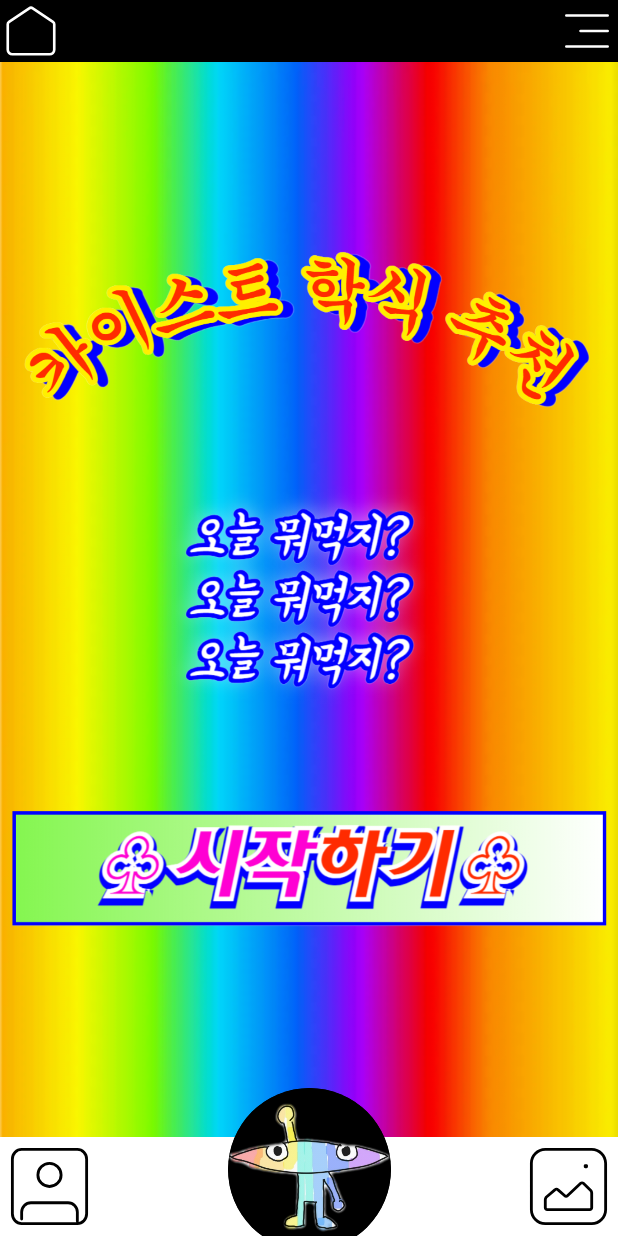
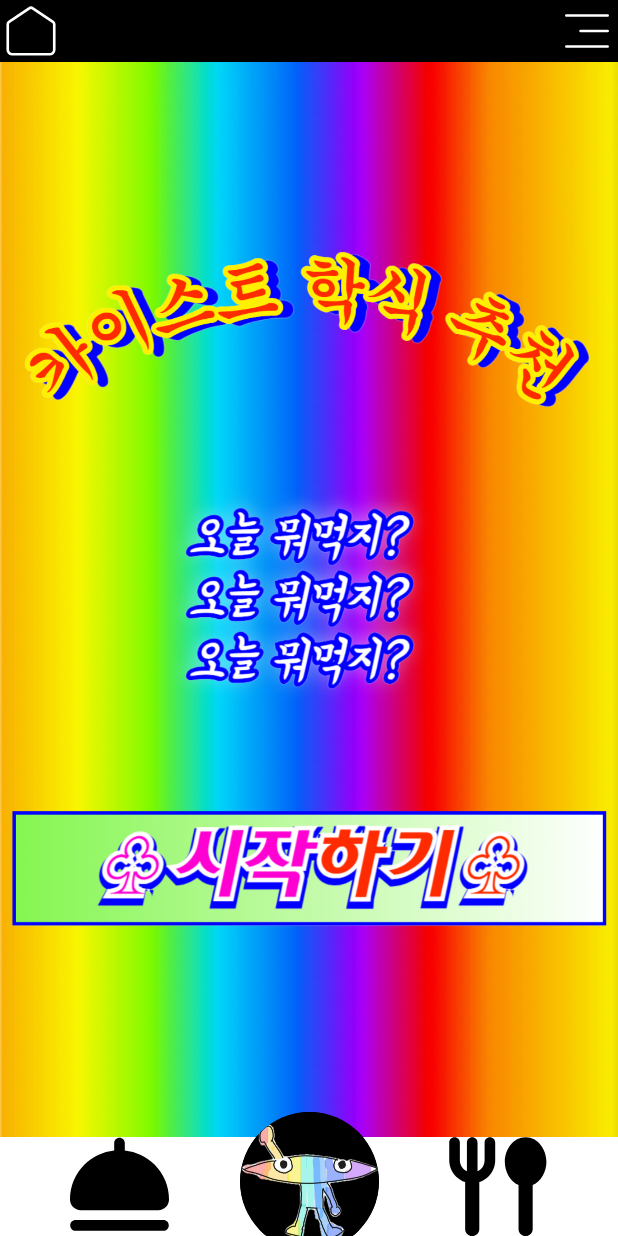
Before and after one commit to Blueapple031/madcamp1week, an Android app: the screen it shows after launch (FrameActivity), after a tap on an icon or button, on a phone screen of 412 x 824 dp. Run offline under Robolectric (Android 15) with nearby library versions, the phone set to English and light mode, and no system bars; 1 statement that could not run was skipped; 1 other tap on this screen came first.

Commit message:
20241231

```diff
--- a/app/src/main/AndroidManifest.xml
+++ b/app/src/main/AndroidManifest.xml
@@ -17,7 +17,7 @@
         tools:targetApi="31">
         <meta-data
             android:name="com.google.android.geo.API_KEY"
-            android:value="AIzaSyD9dxzipoI0g5kwZo-ErfMYcMfxryJP1Ys"/>
+            android:value="AIzaSyAbLGZNTTl8hwDSV8KpHnrUqu_PAUI9OFc"/>
         <activity
             android:name="com.example.myapplication1.FrameActivity"
             android:exported="true">
--- a/app/src/main/assets/menus.json
+++ b/app/src/main/assets/menus.json
@@ -15,7 +15,7 @@
     "menu": "뚝배기 닭갈비 덮밥",
     "location": "카이마루",
     "restaurant": "별리달리",
-    "scores": [2, 3, -1, 5, 3, 5, 4, -4]
+    "scores": [2, 0, -1, 5, 3, 5, 3, -2]
   },
   {
     "menu": "김치찌개 + 공기밥",
--- a/app/src/main/java/com/example/myapplication1/FrameActivity.java
+++ b/app/src/main/java/com/example/myapplication1/FrameActivity.java
@@ -5,6 +5,8 @@ import android.os.Bundle;
 import android.view.View;
 import android.widget.ImageButton;
 import android.widget.FrameLayout;
+import android.widget.Toast;
+import androidx.appcompat.widget.PopupMenu;
 import androidx.fragment.app.Fragment;
 
 import androidx.appcompat.app.AppCompatActivity;
@@ -30,20 +32,14 @@ public class FrameActivity extends AppCompatActivity{
             replaceFragment(new MapFragment());
         }
 
-    //Home 버튼 클릭 시 HomeActivity로 이동
+    //Home 버튼 클릭 시 mapActivity로 이동
         btnHome.setOnClickListener(new View.OnClickListener() {
             @Override
             public void onClick(View v) {
                 replaceFragment(new MapFragment());
             }
         });
-//        btnMenu.setOnClickListener(new View.OnClickListener() {
-//            @Override
-//            public void onClick(View v) {
-//                Intent intent = new Intent(FrameActivity.this, HomeActivity.class); //Menu 만들면서 넣어야 함!!
-//                startActivity(intent);
-//            }
-//        });
+        btnMenu.setOnClickListener(view -> showPopupMenu(view));
         btnnubzukki.setOnClickListener(new View.OnClickListener() {
             @Override
             public void onClick(View v) {
@@ -60,13 +56,12 @@ public class FrameActivity extends AppCompatActivity{
                 transaction.commit();
             }
         });
-//        btnContacts.setOnClickListener(new View.OnClickListener() {
-//            @Override
-//            public void onClick(View v) {
-//                Intent intent = new Intent(FrameActivity.this, ContactsActivity.class);
-//                startActivity(intent);
-//            }
-//        });
+        btnContacts.setOnClickListener(new View.OnClickListener() {
+            @Override
+            public void onClick(View v) {
+                replaceFragment(new ContactsFragment());
+            }
+        });
 //        btnGallery.setOnClickListener(new View.OnClickListener() {
 //            @Override
 //            public void onClick(View v) {
@@ -83,4 +78,27 @@ public class FrameActivity extends AppCompatActivity{
                 .addToBackStack(null) // 뒤로 가기 기능 지원
                 .commit();
     }
+
+    private void showPopupMenu(View view) {
+        // PopupMenu 생성
+        PopupMenu popupMenu = new PopupMenu(this, view);
+        popupMenu.getMenuInflater().inflate(R.menu.menu_main, popupMenu.getMenu());
+
+        // 메뉴 클릭 이벤트 처리
+//        popupMenu.setOnMenuItemClickListener(menuItem -> {
+//            switch (menuItem.getItemId()) {
+//                case R.id.action_one:
+//                    Toast.makeText(this, "Action 1 clicked", Toast.LENGTH_SHORT).show();
+//                    return true;
+//                case R.id.action_two:
+//                    Toast.makeText(this, "Action 2 clicked", Toast.LENGTH_SHORT).show();
+//                    return true;
+//                default:
+//                    return false;
+//            }
+//        });
+
+        // 메뉴 표시
+        popupMenu.show();
+    }
 }
--- /dev/null
+++ b/app/src/main/res/drawable/contacts.xml
@@ -0,0 +1,10 @@
+<vector xmlns:android="http://schemas.android.com/apk/res/android"
+    android:width="65dp"
+    android:height="65dp"
+    android:viewportWidth="65"
+    android:viewportHeight="65">
+  <path
+      android:pathData="M32.5,0.48C34.423,0.48 35.982,2.039 35.982,3.962V8.792C43.321,9.582 50.213,12.855 55.481,18.124C61.576,24.219 65,32.485 65,41.105C65,42.952 64.266,44.723 62.96,46.029C61.654,47.335 59.883,48.069 58.036,48.069H6.964C5.117,48.069 3.346,47.335 2.04,46.029C0.734,44.723 0,42.952 0,41.105C0,32.485 3.424,24.219 9.519,18.124C14.788,12.855 21.679,9.582 29.018,8.792V3.962C29.018,2.039 30.577,0.48 32.5,0.48ZM3.624,54.554C1.701,54.554 0.142,56.113 0.142,58.036C0.142,59.959 1.701,61.518 3.624,61.518H61.375C63.298,61.518 64.857,59.959 64.857,58.036C64.857,56.113 63.298,54.554 61.375,54.554H3.624Z"
+      android:fillColor="#000000"
+      android:fillType="evenOdd"/>
+</vector>
--- /dev/null
+++ b/app/src/main/res/drawable/gallery.xml
@@ -0,0 +1,14 @@
+<vector xmlns:android="http://schemas.android.com/apk/res/android"
+    android:width="65dp"
+    android:height="65dp"
+    android:viewportWidth="65"
+    android:viewportHeight="65">
+  <group>
+    <clip-path
+        android:pathData="M0,0h65v65h-65z"/>
+    <path
+        android:pathData="M3.643,0.112C5.566,0.112 7.125,1.671 7.125,3.594V15.201C7.125,17.356 7.981,19.423 9.505,20.946C10.169,21.61 10.936,22.147 11.768,22.542V3.594C11.768,1.671 13.327,0.112 15.25,0.112C17.173,0.112 18.732,1.671 18.732,3.594V22.542C19.572,22.144 20.337,21.604 20.995,20.946C21.75,20.192 22.348,19.296 22.757,18.31C23.165,17.324 23.375,16.268 23.375,15.201V3.594C23.375,1.671 24.934,0.112 26.857,0.112C28.78,0.112 30.34,1.671 30.34,3.594V15.201C30.34,17.183 29.949,19.145 29.191,20.975C28.433,22.806 27.321,24.469 25.92,25.871C24.519,27.272 22.855,28.383 21.025,29.142C20.653,29.295 20.277,29.434 19.895,29.558V60.358C19.895,62.921 17.817,65.001 15.252,65.001C12.688,65.001 10.61,62.921 10.61,60.358V29.559C8.357,28.831 6.286,27.576 4.58,25.871C1.751,23.041 0.161,19.203 0.161,15.201V3.594C0.161,1.671 1.72,0.112 3.643,0.112ZM50.305,0.112C42.078,0.112 36.65,8.129 36.65,16.31C36.65,22.83 40.098,29.246 45.662,31.582V60.358C45.662,62.922 47.741,65.001 50.305,65.001C52.869,65.001 54.948,62.922 54.948,60.358V31.583C60.512,29.246 63.96,22.83 63.96,16.31C63.96,8.129 58.532,0.112 50.305,0.112Z"
+        android:fillColor="#000000"
+        android:fillType="evenOdd"/>
+  </group>
+</vector>
--- a/app/src/main/res/layout/activity_contacts.xml
+++ b/app/src/main/res/layout/activity_contacts.xml
@@ -34,6 +34,5 @@
         android:clipToPadding="false"
         android:scrollbars="vertical" />
 
-    <include layout="@layout/activity_frame" />
 
 </androidx.constraintlayout.widget.ConstraintLayout>
--- a/app/src/main/res/layout/activity_frame.xml
+++ b/app/src/main/res/layout/activity_frame.xml
@@ -33,7 +33,7 @@
         android:layout_width="match_parent"
         android:layout_height="wrap_content"
         android:orientation="horizontal"
-        app:layout_constraintGuide_percent="0.88" />
+        app:layout_constraintGuide_percent="0.9" />
 
     <View
         android:id="@+id/rectangle_5"
@@ -91,10 +91,11 @@
         app:layout_constraintEnd_toEndOf="parent"
         app:layout_constraintTop_toBottomOf="@id/guideline2"
         app:layout_constraintBottom_toBottomOf="parent"
+        app:layout_constraintStart_toEndOf="@id/nubzukki"
         android:scaleType="centerCrop"
         android:adjustViewBounds="true"
         android:background="@null"
-        android:src="@drawable/image"
+        android:src="@drawable/gallery"
         />
     <ImageButton
         xmlns:android="http://schemas.android.com/apk/res/android"
@@ -104,10 +105,11 @@
         app:layout_constraintStart_toStartOf="parent"
         app:layout_constraintTop_toBottomOf="@id/guideline2"
         app:layout_constraintBottom_toBottomOf="parent"
+        app:layout_constraintEnd_toStartOf="@id/nubzukki"
         android:scaleType="centerCrop"
         android:adjustViewBounds="true"
         android:background="@null"
-        android:src="@drawable/image_avatar"
+        android:src="@drawable/contacts"
         />
 
     <ImageButton
--- /dev/null
+++ b/app/src/main/res/menu/menu_main.xml
@@ -0,0 +1,11 @@
+<?xml version="1.0" encoding="utf-8"?>
+<menu xmlns:android="http://schemas.android.com/apk/res/android">
+    <item
+        android:id="@+id/action_one"
+        android:title="XML의 귀재 김예린"
+        android:fontFamily="@font/bmhannaair_ttf"/>
+    <item
+        android:id="@+id/action_two"
+        android:title="Git의 마법사 김세엽"
+        android:fontFamily="@font/bmhannaair_ttf"/>
+</menu>
```
Also changed, not shown: app/src/main/java/com/example/myapplication1/ContactsFragment.java (+6 -6 lines), app/src/main/java/com/example/myapplication1/GalleryFragment.java (added, +51 -0 lines), app/src/main/java/com/example/myapplication1/ResultFragment.java (+79 -18 lines), app/src/main/java/com/example/myapplication1/adapters/GalleryAdapter.java (added, +52 -0 lines), app/src/main/java/com/example/myapplication1/models/GalleryItem.java (added, +19 -0 lines), app/src/main/res/layout/activity_gallery.xml (added, +11 -0 lines).
